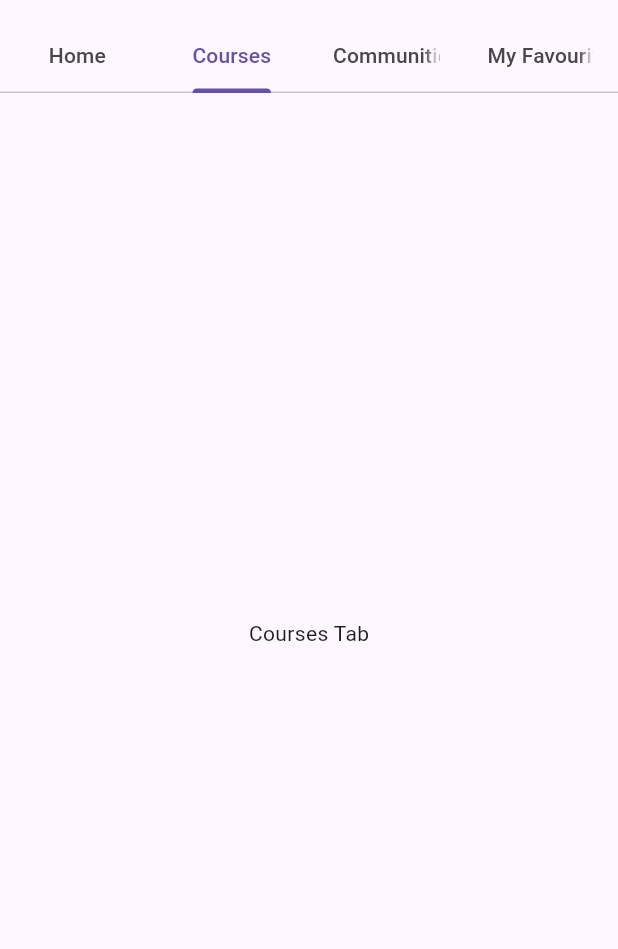
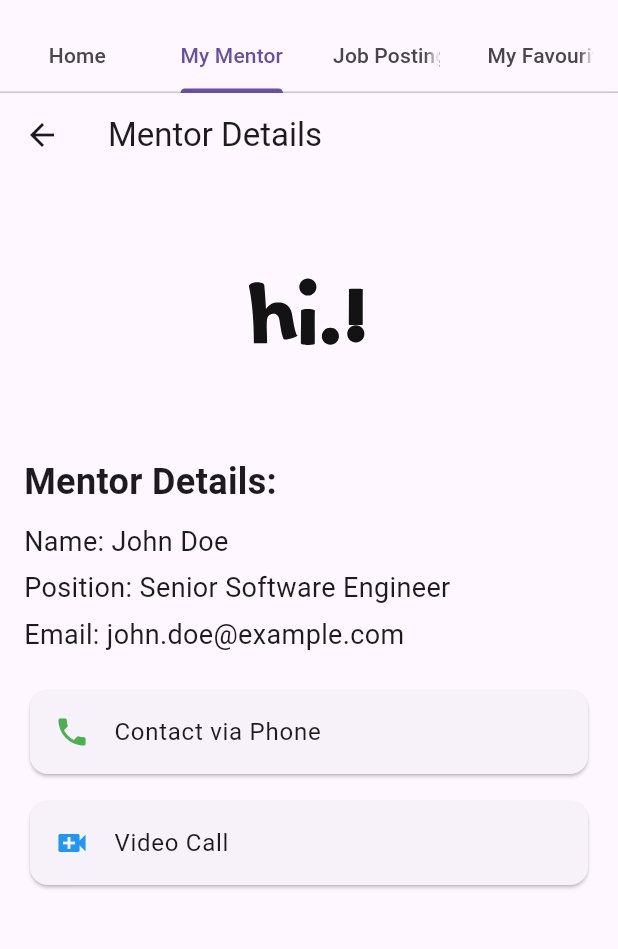
Before and after one commit to cfgmumbai24/Team-14, a Flutter app: the StudentDashboard screen opened directly, tab 2 chosen, on a phone screen of 412 x 824 dp, the part 63-1012 px from its top. Run offline on Flutter 3.47's test engine with Material 3 defaults, Android fonts, the light colour scheme and no system bars; our stand-ins replace fl_chart, flutter_slidable, fluttertoast, lottie, percent_indicator, shared_preferences and 2 more; accounts and stored records are empty; network calls fail.

Commit message:
merge conflict resolved

```diff
--- a/eklavya/lib/screens/StudentDashboard.dart
+++ b/eklavya/lib/screens/StudentDashboard.dart
@@ -15,8 +15,8 @@ class StudentDashboard extends StatelessWidget {
           bottom: TabBar(
             tabs: [
               Tab(text: 'Home'),
-              Tab(text: 'Courses'),
-              Tab(text: 'Communities'),
+              Tab(text: 'My Mentor'),
+              Tab(text: 'Job Posting'),
               Tab(text: 'My Favourites'),
             ],
           ),
@@ -71,7 +71,9 @@ class HomeTab extends StatelessWidget {
                   courseTitle: 'LAW',
                   instructorName: 'Mr. Ashutosh Kumar',
                   isCompleted: false,
-                  screen: StudentDashboard(), // Example completion status
+                  screen: CourseModulesScreen(
+                    courseId: "jhasgdjhewgfue",
+                  ), // Example completion status
                 ),
                 CourseCompletionCard(
                   imageUrl:
@@ -90,28 +92,13 @@ class HomeTab extends StatelessWidget {
                   screen: StudentDashboard(),
                 ),
                 CourseCompletionCard(
-                imageUrl: 'https://iimtu.edu.in/blog/wp-content/uploads/2023/10/Chemistry-1.jpg', // Replace with actual image URL
-                courseTitle: 'LAW',
-                instructorName: 'Mr. Ashutosh Kumar',
-                isCompleted: false,
-                screen: StudentDashboard(), // Example completion status
-              ),
-              CourseCompletionCard(
-                imageUrl: 'https://images.shiksha.com/mediadata/images/articles/1664461243phpY2xZ72.jpeg', // Replace with actual image URL
-                courseTitle: 'LAW',
-                instructorName: 'Mr. Ashutosh Kumar',
-                isCompleted: false, // Example completion status,
-                screen: StudentDashboard(),
-              ),
-              CourseCompletionCard(
-                imageUrl: 'https://iimtu.edu.in/blog/wp-content/uploads/2023/10/Chemistry-1.jpg', // Replace with actual image URL
+                  imageUrl:
+                      'https://iimtu.edu.in/blog/wp-content/uploads/2023/10/Chemistry-1.jpg', // Replace with actual image URL
                   courseTitle: 'LAW',
                   instructorName: 'Mr. Ashutosh Kumar',
                   isCompleted: false,
                   screen: StudentDashboard(), // Example completion status
                 )
-
-
               ],
             ),
           ),
@@ -120,10 +107,6 @@ class HomeTab extends StatelessWidget {
           SizedBox(height: 15),
           TestContainer(testName: 'National Exam', testDate: '19/08/04'),
           Spacer(),
-          FloatingActionButton(
-            onPressed: () {},
-            child: Icon(Icons.add),
-          ),
         ],
       ),
     );
@@ -245,14 +228,78 @@ void doNothing(BuildContext context) {}
 class CoursesTab extends StatelessWidget {
   @override
   Widget build(BuildContext context) {
-    return Center(child: Text('Courses Tab'));
+    return Scaffold(
+      appBar: AppBar(
+        title: Text('Mentor Details'),
+      ),
+      body: SingleChildScrollView(
+        child: Padding(
+          padding: const EdgeInsets.all(16.0),
+          child: Column(
+            crossAxisAlignment: CrossAxisAlignment.start,
+            children: [
+              // Lottie animation at the top
+              Center(
+                child: Lottie.asset(
+                  'images/hi.json', // Ensure you have the 'hi' Lottie file in the assets directory
+                  height: 150,
+                ),
+              ),
+              SizedBox(height: 20),
+              // Mentor details
+              Text(
+                'Mentor Details:',
+                style: TextStyle(fontSize: 24, fontWeight: FontWeight.bold),
+              ),
+              SizedBox(height: 10),
+              Text(
+                'Name: John Doe',
+                style: TextStyle(fontSize: 18),
+              ),
+              SizedBox(height: 5),
+              Text(
+                'Position: Senior Software Engineer',
+                style: TextStyle(fontSize: 18),
+              ),
+              SizedBox(height: 5),
+              Text(
+                'Email: john.doe@example.com',
+                style: TextStyle(fontSize: 18),
+              ),
+              SizedBox(height: 20),
+              // Contact via Phone Card
+              Card(
+                child: ListTile(
+                  leading: Icon(Icons.phone, color: Colors.green),
+                  title: Text('Contact via Phone'),
+                  onTap: () {
+                    // Add phone contact functionality here
+                  },
+                ),
+              ),
+              SizedBox(height: 10),
+              // Video Call Card
+              Card(
+                child: ListTile(
+                  leading: Icon(Icons.video_call, color: Colors.blue),
+                  title: Text('Video Call'),
+                  onTap: () {
+                    // Add video call functionality here
+                  },
+                ),
+              ),
+            ],
+          ),
+        ),
+      ),
+    );
   }
 }
 
 class CommunitiesTab extends StatelessWidget {
   @override
   Widget build(BuildContext context) {
-    return Center(child: Text('Communities Tab'));
+    return Center(child: Text('Communities'));
   }
 }
 
@@ -606,8 +653,8 @@ class TestContainer extends StatelessWidget {
         splashColor: Colors.black,
         child: Container(
           width: 320,
-          padding: EdgeInsets.all(16),
           height: 120,
+          padding: EdgeInsets.all(8),
           margin: EdgeInsets.symmetric(vertical: 10, horizontal: 20),
           decoration: BoxDecoration(
             color: Color.fromARGB(255, 242, 239, 243),
@@ -622,14 +669,14 @@ class TestContainer extends StatelessWidget {
             ],
           ),
           child: Row(
-
             children: [
-              Container(height:95,width: 95,child: Lottie.asset("images/exam.json")),
-
+              Container(
+                  height: 95,
+                  width: 95,
+                  child: Lottie.asset("images/exam.json")),
               Padding(
                 padding: const EdgeInsets.only(left: 30),
                 child: Column(
-
                   crossAxisAlignment: CrossAxisAlignment.start,
                   mainAxisSize: MainAxisSize.min,
                   children: <Widget>[
```
Also changed, not shown: eklavya/images/hi.json (added, +1 -0 lines). Lines whose indentation alone changed are shown as unchanged.
